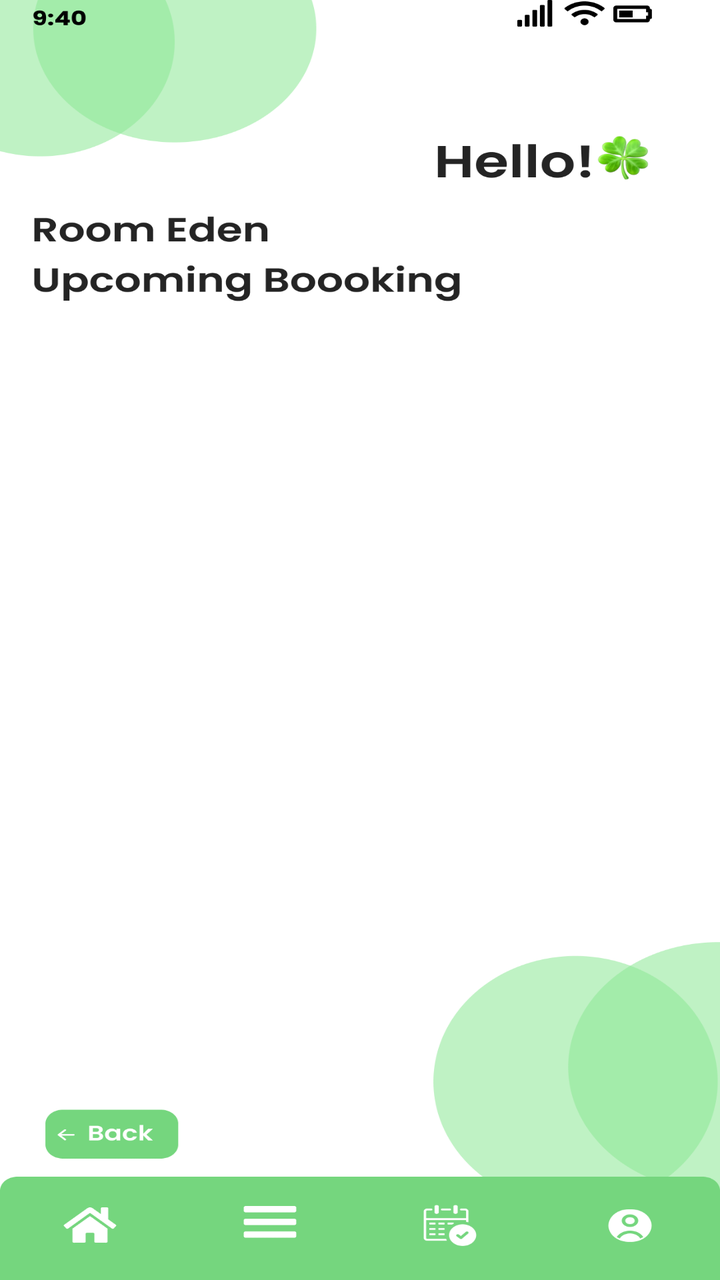
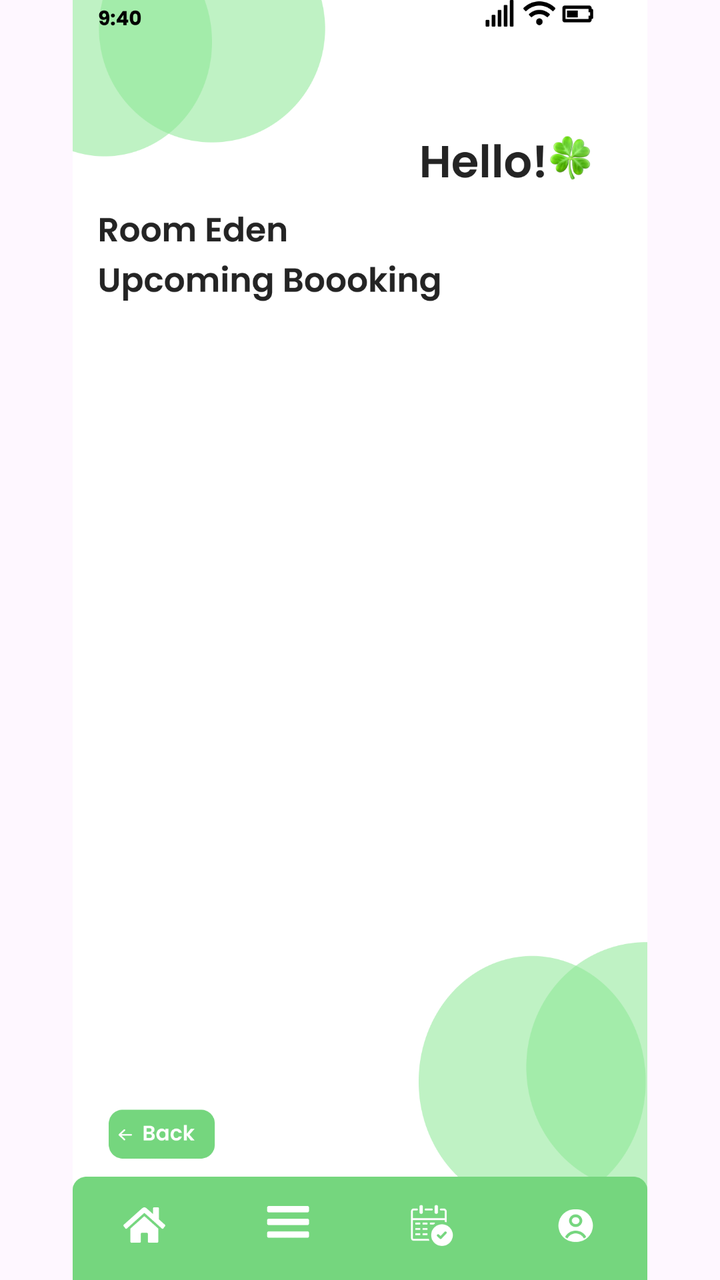

An Android layout rendered at two revisions. The XML below is the earlier revision; the diff shows what the commit changed to produce the second picture.
<!-- AndroidManifest.xml: application theme Theme.COMP2000HKSoftwareEngineeringAssessment -->
<!-- res/layout/activity_manager_roomstates_upcoming_e.xml -->
<?xml version="1.0" encoding="utf-8"?>
<androidx.constraintlayout.widget.ConstraintLayout xmlns:android="http://schemas.android.com/apk/res/android"
    xmlns:app="http://schemas.android.com/apk/res-auto"
    xmlns:tools="http://schemas.android.com/tools"
    android:id="@+id/main"
    android:layout_width="match_parent"
    android:layout_height="match_parent"
    tools:context=".manager_roomstates_upcoming_e">

    <ImageView
        android:id="@+id/iv_login_page"
        android:layout_width="match_parent"
        android:layout_height="match_parent"
        android:scaleType="fitXY"
        android:src="@drawable/manager_roomstates_upcoming_e"
        app:layout_constraintBottom_toBottomOf="parent"
        app:layout_constraintEnd_toEndOf="parent"
        app:layout_constraintStart_toStartOf="parent"
        app:layout_constraintTop_toTopOf="parent" />

    <ImageButton
        android:id="@+id/btn_managermenuhomebutton"
        android:layout_width="0dp"
        android:layout_height="0dp"
        android:background="@android:color/transparent"
        app:layout_constraintBottom_toBottomOf="parent"
        app:layout_constraintDimensionRatio="2:1"
        app:layout_constraintEnd_toEndOf="parent"
        app:layout_constraintHorizontal_bias="0.071"
        app:layout_constraintStart_toStartOf="parent"
        app:layout_constraintTop_toTopOf="parent"
        app:layout_constraintVertical_bias="0.97"
        app:layout_constraintWidth_percent="0.15 " />
    <ImageButton
        android:id="@+id/btn_managermenubutton"
        android:layout_width="0dp"
        android:layout_height="0dp"
        android:background="@android:color/transparent"
        app:layout_constraintBottom_toBottomOf="parent"
        app:layout_constraintDimensionRatio="2:1"
        app:layout_constraintEnd_toEndOf="parent"
        app:layout_constraintHorizontal_bias="0.369"
        app:layout_constraintStart_toStartOf="parent"
        app:layout_constraintTop_toTopOf="parent"
        app:layout_constraintVertical_bias="0.969"
        app:layout_constraintWidth_percent="0.15" />

    <ImageButton
        android:id="@+id/btn_managermybookingbutton"
        android:layout_width="0dp"
        android:layout_height="0dp"
        android:background="@android:color/transparent"
        app:layout_constraintBottom_toBottomOf="parent"
        app:layout_constraintDimensionRatio="2:1"
        app:layout_constraintEnd_toEndOf="parent"
        app:layout_constraintHorizontal_bias="0.644"
        app:layout_constraintStart_toStartOf="parent"
        app:layout_constraintTop_toTopOf="parent"
        app:layout_constraintVertical_bias="0.969"
        app:layout_constraintWidth_percent="0.15" />

    <ImageButton
        android:id="@+id/btn_managermyprofile"
        android:layout_width="0dp"
        android:layout_height="0dp"
        android:background="@android:color/transparent"
        app:layout_constraintBottom_toBottomOf="parent"
        app:layout_constraintDimensionRatio="2:1"
        app:layout_constraintEnd_toEndOf="parent"
        app:layout_constraintHorizontal_bias="0.957"
        app:layout_constraintStart_toStartOf="parent"
        app:layout_constraintTop_toTopOf="parent"
        app:layout_constraintVertical_bias="0.969"
        app:layout_constraintWidth_percent="0.15" />

    <ImageButton
        android:id="@+id/btn_select_datetime_select_back"
        android:layout_width="0dp"
        android:layout_height="0dp"
        android:background="@android:color/transparent"
        app:layout_constraintBottom_toBottomOf="parent"
        app:layout_constraintDimensionRatio="2.5:1"
        app:layout_constraintEnd_toEndOf="parent"
        app:layout_constraintHorizontal_bias="0.074"
        app:layout_constraintStart_toStartOf="parent"
        app:layout_constraintTop_toTopOf="parent"
        app:layout_constraintVertical_bias="0.9"
        app:layout_constraintWidth_percent="0.179 " />

</androidx.constraintlayout.widget.ConstraintLayout>
<!-- resources referenced by this layout -->
<resources>
  <!-- drawable manager_roomstates_upcoming_e: png bitmap (drawable, 83203 bytes) -->
  <style name="Theme.COMP2000HKSoftwareEngineeringAssessment" parent="Base.Theme.COMP2000HKSoftwareEngineeringAssessment" />
  <style name="Base.Theme.COMP2000HKSoftwareEngineeringAssessment" parent="Theme.Material3.DayNight.NoActionBar">
          
          
      </style>
</resources>

<!-- the commit's change to res/layout/activity_manager_roomstates_upcoming_e.xml (unified diff, before → after) -->
@@ -11,7 +11,7 @@
         android:id="@+id/iv_login_page"
         android:layout_width="match_parent"
         android:layout_height="match_parent"
-        android:scaleType="fitXY"
+        android:scaleType="fitCenter"
         android:src="@drawable/manager_roomstates_upcoming_e"
         app:layout_constraintBottom_toBottomOf="parent"
         app:layout_constraintEnd_toEndOf="parent"
